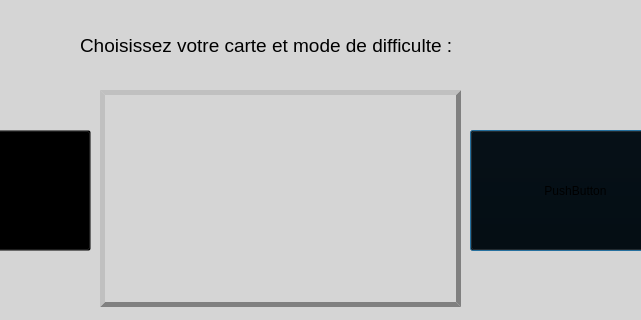
This is choix_level.ui in iut-de-cachan-geii1/projet-duck-hunt-partie-gui-duck-hunters as Qt 5 draws it before an edit; both pictures show x 260 to 901 and y 0 to 320 of the 1083 by 605 pixel window. The edited form follows.
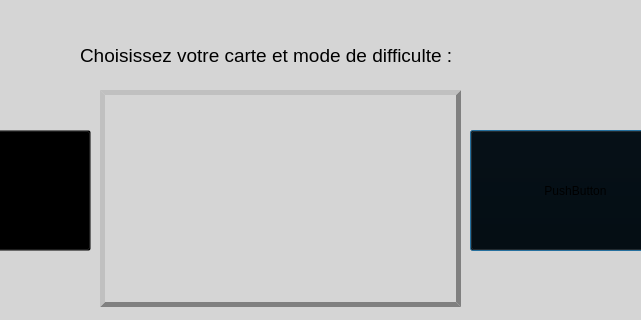
This is the edited form. Icons and pictures are not drawn.

The edit to the form file:
```diff
--- a/choix_level.ui
+++ b/choix_level.ui
@@ -135,7 +135,7 @@
    <property name="geometry">
     <rect>
      <x>340</x>
-     <y>30</y>
+     <y>40</y>
      <width>481</width>
      <height>31</height>
     </rect>
```
